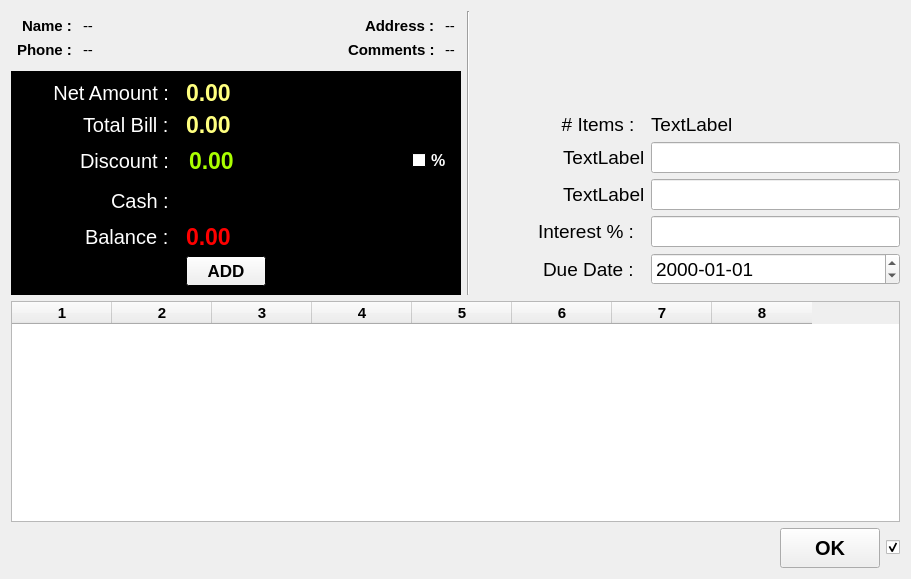
Qt form estorecpp/multiplepayment.ui (Watti/estorecpp) before a commit.
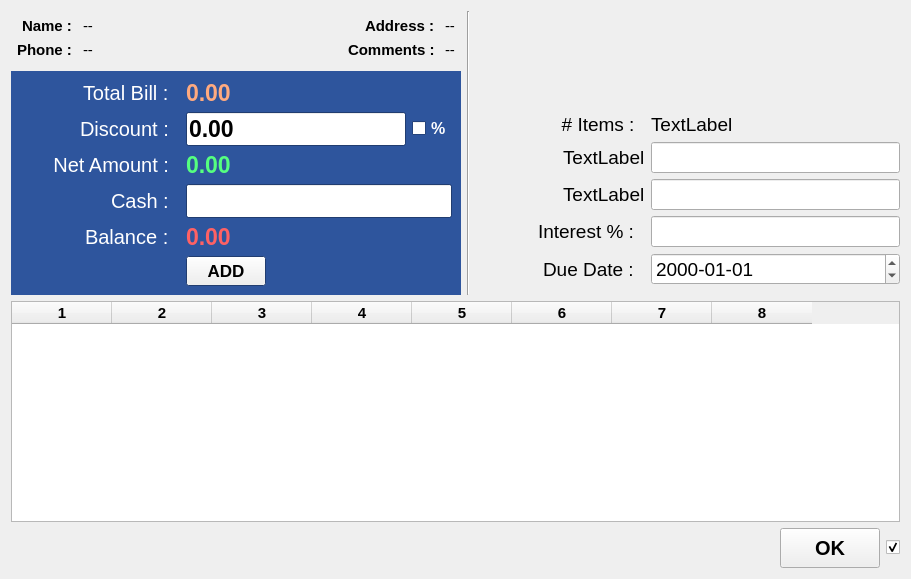
The same form after that commit. Icons and pictures are not drawn.

Commit message: multiple payment ui updated / ui operations completed

What changed in the file:
```diff
--- a/estorecpp/multiplepayment.ui
+++ b/estorecpp/multiplepayment.ui
@@ -242,9 +242,9 @@
             <colorrole role="Window">
              <brush brushstyle="SolidPattern">
               <color alpha="255">
-               <red>0</red>
-               <green>0</green>
-               <blue>0</blue>
+               <red>46</red>
+               <green>85</green>
+               <blue>157</blue>
               </color>
              </brush>
             </colorrole>
@@ -262,9 +262,9 @@
             <colorrole role="Window">
              <brush brushstyle="SolidPattern">
               <color alpha="255">
-               <red>0</red>
-               <green>0</green>
-               <blue>0</blue>
+               <red>46</red>
+               <green>85</green>
+               <blue>157</blue>
               </color>
              </brush>
             </colorrole>
@@ -273,18 +273,18 @@
             <colorrole role="Base">
              <brush brushstyle="SolidPattern">
               <color alpha="255">
-               <red>0</red>
-               <green>0</green>
-               <blue>0</blue>
+               <red>46</red>
+               <green>85</green>
+               <blue>157</blue>
               </color>
              </brush>
             </colorrole>
             <colorrole role="Window">
              <brush brushstyle="SolidPattern">
               <color alpha="255">
-               <red>0</red>
-               <green>0</green>
-               <blue>0</blue>
+               <red>46</red>
+               <green>85</green>
+               <blue>157</blue>
               </color>
              </brush>
             </colorrole>
@@ -299,171 +299,6 @@
            <set>Qt::AlignRight|Qt::AlignTrailing|Qt::AlignVCenter</set>
           </property>
           <item row="0" column="0">
-           <widget class="QLabel" name="label_2">
-            <property name="minimumSize">
-             <size>
-              <width>160</width>
-              <height>0</height>
-             </size>
-            </property>
-            <property name="palette">
-             <palette>
-              <active>
-               <colorrole role="WindowText">
-                <brush brushstyle="SolidPattern">
-                 <color alpha="255">
-                  <red>255</red>
-                  <green>255</green>
-                  <blue>255</blue>
-                 </color>
-                </brush>
-               </colorrole>
-               <colorrole role="Base">
-                <brush brushstyle="SolidPattern">
-                 <color alpha="255">
-                  <red>255</red>
-                  <green>255</green>
-                  <blue>255</blue>
-                 </color>
-                </brush>
-               </colorrole>
-               <colorrole role="Window">
-                <brush brushstyle="SolidPattern">
-                 <color alpha="255">
-                  <red>0</red>
-                  <green>0</green>
-                  <blue>0</blue>
-                 </color>
-                </brush>
-               </colorrole>
-              </active>
-              <inactive>
-               <colorrole role="WindowText">
-                <brush brushstyle="SolidPattern">
-                 <color alpha="255">
-                  <red>255</red>
-                  <green>255</green>
-                  <blue>255</blue>
-                 </color>
-                </brush>
-               </colorrole>
-               <colorrole role="Base">
-                <brush brushstyle="SolidPattern">
-                 <color alpha="255">
-                  <red>255</red>
-                  <green>255</green>
-                  <blue>255</blue>
-                 </color>
-                </brush>
-               </colorrole>
-               <colorrole role="Window">
-                <brush brushstyle="SolidPattern">
-                 <color alpha="255">
-                  <red>0</red>
-                  <green>0</green>
-                  <blue>0</blue>
-                 </color>
-                </brush>
-               </colorrole>
-              </inactive>
-              <disabled>
-               <colorrole role="WindowText">
-                <brush brushstyle="SolidPattern">
-                 <color alpha="255">
-                  <red>120</red>
-                  <green>120</green>
-                  <blue>120</blue>
-                 </color>
-                </brush>
-               </colorrole>
-               <colorrole role="Base">
-                <brush brushstyle="SolidPattern">
-                 <color alpha="255">
-                  <red>0</red>
-                  <green>0</green>
-                  <blue>0</blue>
-                 </color>
-                </brush>
-               </colorrole>
-               <colorrole role="Window">
-                <brush brushstyle="SolidPattern">
-                 <color alpha="255">
-                  <red>0</red>
-                  <green>0</green>
-                  <blue>0</blue>
-                 </color>
-                </brush>
-               </colorrole>
-              </disabled>
-             </palette>
-            </property>
-            <property name="font">
-             <font>
-              <pointsize>15</pointsize>
-              <weight>50</weight>
-              <bold>false</bold>
-             </font>
-            </property>
-            <property name="text">
-             <string>Net Amount :  </string>
-            </property>
-            <property name="alignment">
-             <set>Qt::AlignRight|Qt::AlignTrailing|Qt::AlignVCenter</set>
-            </property>
-           </widget>
-          </item>
-          <item row="0" column="1">
-           <widget class="QLabel" name="netAmountLbl">
-            <property name="palette">
-             <palette>
-              <active>
-               <colorrole role="WindowText">
-                <brush brushstyle="SolidPattern">
-                 <color alpha="255">
-                  <red>255</red>
-                  <green>255</green>
-                  <blue>127</blue>
-                 </color>
-                </brush>
-               </colorrole>
-              </active>
-              <inactive>
-               <colorrole role="WindowText">
-                <brush brushstyle="SolidPattern">
-                 <color alpha="255">
-                  <red>255</red>
-                  <green>255</green>
-                  <blue>127</blue>
-                 </color>
-                </brush>
-               </colorrole>
-              </inactive>
-              <disabled>
-               <colorrole role="WindowText">
-                <brush brushstyle="SolidPattern">
-                 <color alpha="255">
-                  <red>120</red>
-                  <green>120</green>
-                  <blue>120</blue>
-                 </color>
-                </brush>
-               </colorrole>
-              </disabled>
-             </palette>
-            </property>
-            <property name="font">
-             <font>
-              <pointsize>17</pointsize>
-              <weight>75</weight>
-              <bold>true</bold>
-             </font>
-            </property>
-            <property name="text">
-             <string>0.00</string>
-            </property>
-           </widget>
-          </item>
-          <item row="1" column="0">
            <widget class="QLabel" name="label_5">
             <property name="palette">
              <palette>
@@ -512,7 +347,7 @@
             </property>
            </widget>
           </item>
-          <item row="1" column="1">
+          <item row="0" column="1">
            <widget class="QLabel" name="totalBillLbl">
             <property name="palette">
              <palette>
@@ -521,7 +356,7 @@
                 <brush brushstyle="SolidPattern">
                  <color alpha="255">
                   <red>255</red>
-                  <green>255</green>
+                  <green>170</green>
                   <blue>127</blue>
                  </color>
                 </brush>
@@ -532,7 +367,7 @@
                 <brush brushstyle="SolidPattern">
                  <color alpha="255">
                   <red>255</red>
-                  <green>255</green>
+                  <green>170</green>
                   <blue>127</blue>
                  </color>
                 </brush>
@@ -563,7 +398,7 @@
             </property>
            </widget>
           </item>
-          <item row="2" column="0">
+          <item row="1" column="0">
            <widget class="QLabel" name="label_11">
             <property name="palette">
              <palette>
@@ -614,7 +449,7 @@
             </property>
            </widget>
           </item>
-          <item row="2" column="1">
+          <item row="1" column="1">
            <layout class="QHBoxLayout" name="horizontalLayout_7">
             <item>
              <widget class="QLineEdit" name="discountText">
@@ -624,8 +459,8 @@
                  <colorrole role="Text">
                   <brush brushstyle="SolidPattern">
                    <color alpha="255">
-                    <red>170</red>
-                    <green>255</green>
+                    <red>0</red>
+                    <green>0</green>
                     <blue>0</blue>
                    </color>
                   </brush>
@@ -633,9 +468,9 @@
                  <colorrole role="Base">
                   <brush brushstyle="SolidPattern">
                    <color alpha="255">
-                    <red>0</red>
-                    <green>0</green>
-                    <blue>0</blue>
+                    <red>255</red>
+                    <green>255</green>
+                    <blue>255</blue>
                    </color>
                   </brush>
                  </colorrole>
@@ -644,8 +479,8 @@
                  <colorrole role="Text">
                   <brush brushstyle="SolidPattern">
                    <color alpha="255">
-                    <red>170</red>
-                    <green>255</green>
+                    <red>0</red>
+                    <green>0</green>
                     <blue>0</blue>
                    </color>
                   </brush>
@@ -653,9 +488,9 @@
                  <colorrole role="Base">
                   <brush brushstyle="SolidPattern">
                    <color alpha="255">
-                    <red>0</red>
-                    <green>0</green>
-                    <blue>0</blue>
+                    <red>255</red>
+                    <green>255</green>
+                    <blue>255</blue>
                    </color>
                   </brush>
                  </colorrole>
@@ -747,6 +582,171 @@
             </item>
            </layout>
           </item>
+          <item row="2" column="0">
+           <widget class="QLabel" name="label_2">
+            <property name="minimumSize">
+             <size>
+              <width>160</width>
+              <height>0</height>
+             </size>
+            </property>
+            <property name="palette">
+             <palette>
+              <active>
+               <colorrole role="WindowText">
+                <brush brushstyle="SolidPattern">
+                 <color alpha="255">
+                  <red>255</red>
+                  <green>255</green>
+                  <blue>255</blue>
+                 </color>
+                </brush>
+               </colorrole>
+               <colorrole role="Base">
+                <brush brushstyle="SolidPattern">
+                 <color alpha="255">
+                  <red>255</red>
+                  <green>255</green>
+                  <blue>255</blue>
+                 </color>
+                </brush>
+               </colorrole>
+               <colorrole role="Window">
+                <brush brushstyle="SolidPattern">
+                 <color alpha="255">
+                  <red>0</red>
+                  <green>0</green>
+                  <blue>0</blue>
+                 </color>
+                </brush>
+               </colorrole>
+              </active>
+              <inactive>
+               <colorrole role="WindowText">
+                <brush brushstyle="SolidPattern">
+                 <color alpha="255">
+                  <red>255</red>
+                  <green>255</green>
+                  <blue>255</blue>
+                 </color>
+                </brush>
+               </colorrole>
+               <colorrole role="Base">
+                <brush brushstyle="SolidPattern">
+                 <color alpha="255">
+                  <red>255</red>
+                  <green>255</green>
+                  <blue>255</blue>
+                 </color>
+                </brush>
+               </colorrole>
+               <colorrole role="Window">
+                <brush brushstyle="SolidPattern">
+                 <color alpha="255">
+                  <red>0</red>
+                  <green>0</green>
+                  <blue>0</blue>
+                 </color>
+                </brush>
+               </colorrole>
+              </inactive>
+              <disabled>
+               <colorrole role="WindowText">
+                <brush brushstyle="SolidPattern">
+                 <color alpha="255">
+                  <red>120</red>
+                  <green>120</green>
+                  <blue>120</blue>
+                 </color>
+                </brush>
+               </colorrole>
+               <colorrole role="Base">
+                <brush brushstyle="SolidPattern">
+                 <color alpha="255">
+                  <red>0</red>
+                  <green>0</green>
+                  <blue>0</blue>
+                 </color>
+                </brush>
+               </colorrole>
+               <colorrole role="Window">
+                <brush brushstyle="SolidPattern">
+                 <color alpha="255">
+                  <red>0</red>
+                  <green>0</green>
+                  <blue>0</blue>
+                 </color>
+                </brush>
+               </colorrole>
+              </disabled>
+             </palette>
+            </property>
+            <property name="font">
+             <font>
+              <pointsize>15</pointsize>
+              <weight>50</weight>
+              <bold>false</bold>
+             </font>
+            </property>
+            <property name="text">
+             <string>Net Amount :  </string>
+            </property>
+            <property name="alignment">
+             <set>Qt::AlignRight|Qt::AlignTrailing|Qt::AlignVCenter</set>
+            </property>
+           </widget>
+          </item>
+          <item row="2" column="1">
+           <widget class="QLabel" name="netAmountLbl">
+            <property name="palette">
+             <palette>
+              <active>
+               <colorrole role="WindowText">
+                <brush brushstyle="SolidPattern">
+                 <color alpha="255">
+                  <red>85</red>
+                  <green>255</green>
+                  <blue>127</blue>
+                 </color>
+                </brush>
+               </colorrole>
+              </active>
+              <inactive>
+               <colorrole role="WindowText">
+                <brush brushstyle="SolidPattern">
+                 <color alpha="255">
+                  <red>85</red>
+                  <green>255</green>
+                  <blue>127</blue>
+                 </color>
+                </brush>
+               </colorrole>
+              </inactive>
+              <disabled>
+               <colorrole role="WindowText">
+                <brush brushstyle="SolidPattern">
+                 <color alpha="255">
+                  <red>120</red>
+                  <green>120</green>
+                  <blue>120</blue>
+                 </color>
+                </brush>
+               </colorrole>
+              </disabled>
+             </palette>
+            </property>
+            <property name="font">
+             <font>
+              <pointsize>17</pointsize>
+              <weight>75</weight>
+              <bold>true</bold>
+             </font>
+            </property>
+            <property name="text">
+             <string>0.00</string>
+            </property>
+           </widget>
+          </item>
           <item row="3" column="0">
            <widget class="QLabel" name="paymentType">
             <property name="palette">
@@ -806,8 +806,8 @@
                <colorrole role="Text">
                 <brush brushstyle="SolidPattern">
                  <color alpha="255">
-                  <red>170</red>
-                  <green>255</green>
+                  <red>0</red>
+                  <green>0</green>
                   <blue>0</blue>
                  </color>
                 </brush>
@@ -815,9 +815,9 @@
                <colorrole role="Base">
                 <brush brushstyle="SolidPattern">
                  <color alpha="255">
-                  <red>0</red>
-                  <green>0</green>
-                  <blue>0</blue>
+                  <red>255</red>
+                  <green>255</green>
+                  <blue>255</blue>
                  </color>
                 </brush>
                </colorrole>
@@ -826,8 +826,8 @@
                <colorrole role="Text">
                 <brush brushstyle="SolidPattern">
                  <color alpha="255">
-                  <red>170</red>
-                  <green>255</green>
+                  <red>0</red>
+                  <green>0</green>
                   <blue>0</blue>
                  </color>
                 </brush>
@@ -835,9 +835,9 @@
                <colorrole role="Base">
                 <brush brushstyle="SolidPattern">
                  <color alpha="255">
-                  <red>0</red>
-                  <green>0</green>
-                  <blue>0</blue>
+                  <red>255</red>
+                  <green>255</green>
+                  <blue>255</blue>
                  </color>
                 </brush>
                </colorrole>
@@ -933,8 +933,8 @@
                 <brush brushstyle="SolidPattern">
                  <color alpha="255">
                   <red>255</red>
-                  <green>0</green>
-                  <blue>0</blue>
+                  <green>97</green>
+                  <blue>100</blue>
                  </color>
                 </brush>
                </colorrole>
@@ -944,8 +944,8 @@
                 <brush brushstyle="SolidPattern">
                  <color alpha="255">
                   <red>255</red>
-                  <green>0</green>
-                  <blue>0</blue>
+                  <green>97</green>
+                  <blue>100</blue>
                  </color>
                 </brush>
                </colorrole>
```
Left out of the diff: 18 changed lines with no effect on the pictures. The commit also changes 1 other file.
